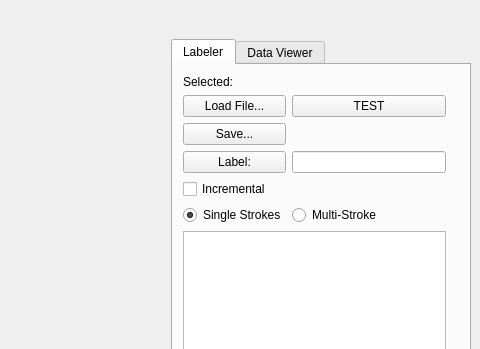
Above: gui/mainGUI.ui from jdreaver/sketchrec before the change; both pictures show x 920 to 1400 and y 0 to 349 of the 1400 by 800 pixel window. Below: the same form after it.
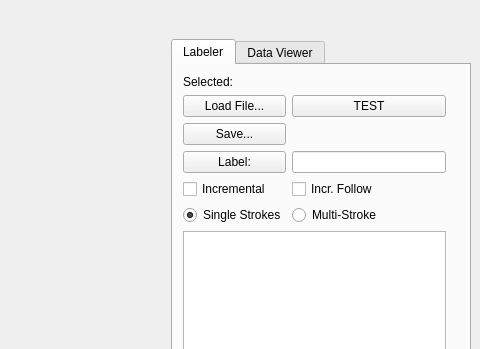
That is the form after the change. Custom widgets are drawn as their Qt base class.

Commit message: Added plot follow functionality during incremntal search

Diff of the .ui file:
```diff
--- a/gui/mainGUI.ui
+++ b/gui/mainGUI.ui
@@ -150,6 +150,13 @@
            </property>
           </widget>
          </item>
+         <item row="4" column="1">
+          <widget class="QCheckBox" name="lblCheckIncFollow">
+           <property name="text">
+            <string>Incr. Follow</string>
+           </property>
+          </widget>
+         </item>
         </layout>
        </widget>
       </widget>
```
The commit also changes 2 other files.
